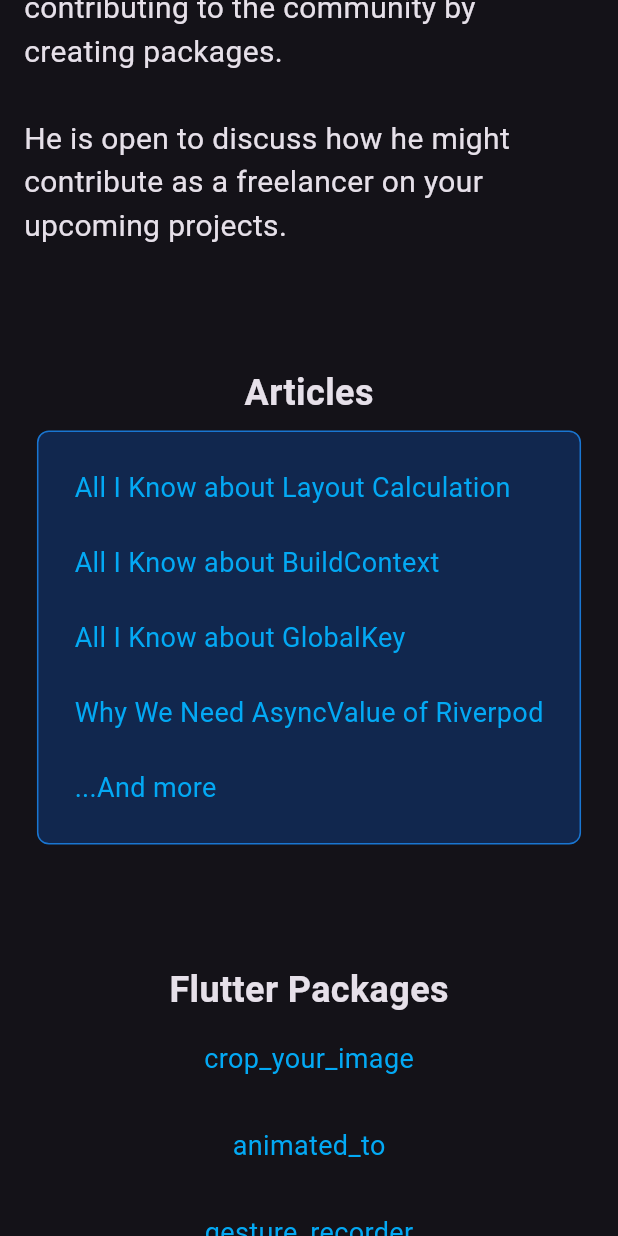
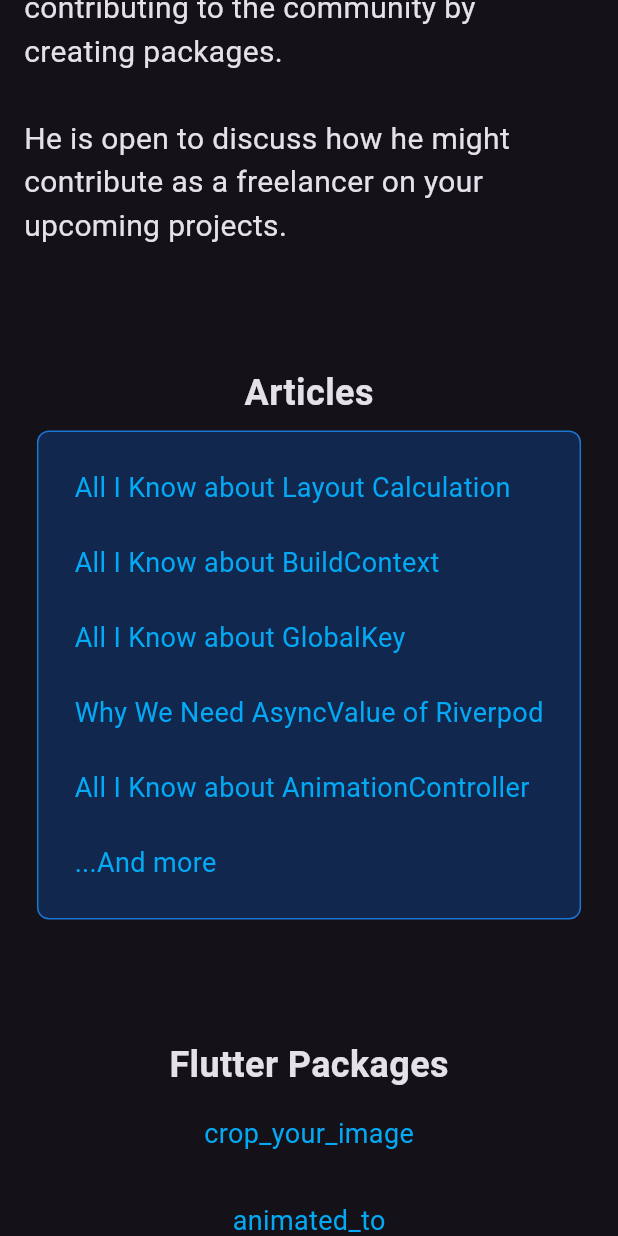
Before and after one commit to chooyan-eng/chooyan_resume, a Flutter app: the screen it shows after launch, scrolled down 576 dp, on a phone screen of 412 x 824 dp. Run offline on Flutter 3.47's test engine with Material 3 defaults, Android fonts, the phone set to English and light mode, and no system bars; our stand-ins replace youtube_player_iframe; missing offline and left inert: animated_to, crop_your_image, draw_your_image.

Commit message:
Add AnimationController article to Articles section
Added "All I Know about AnimationController" article to the Articles list

```diff
--- a/lib/top_page.dart
+++ b/lib/top_page.dart
@@ -193,6 +193,12 @@ class _Articles extends StatelessWidget {
                   text: 'Why We Need AsyncValue of Riverpod',
                   url:
                       'https://chooyan.hashnode.dev/why-we-need-asyncvalue-of-riverpod',
+                ),
+                SizedBox(height: 8),
+                LinkText(
+                  text: 'All I Know about AnimationController',
+                  url:
+                      'https://chooyan.hashnode.dev/all-i-know-about-animationcontroller',
                 ),
                 SizedBox(height: 8),
                 LinkText(
```
